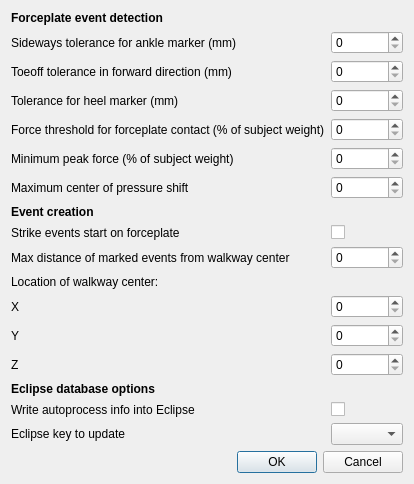
Before: the Qt Designer form nexus_scripts/autoproc_dialog.ui in NCH-Motion-Laboratory/gaitutils, drawn with Qt 5.
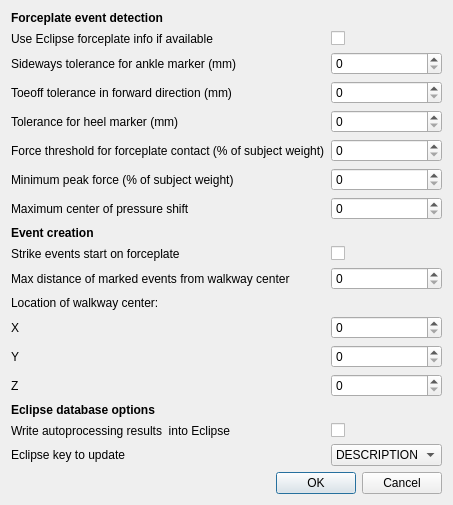
After: the same form once the commit is applied.

```diff
--- a/nexus_scripts/autoproc_dialog.ui
+++ b/nexus_scripts/autoproc_dialog.ui
@@ -6,8 +6,8 @@
    <rect>
     <x>0</x>
     <y>0</y>
-    <width>386</width>
-    <height>421</height>
+    <width>413</width>
+    <height>492</height>
    </rect>
   </property>
   <property name="windowTitle">
@@ -65,67 +65,67 @@
        </property>
       </widget>
      </item>
-     <item row="1" column="0">
+     <item row="2" column="0">
       <widget class="QLabel" name="label">
        <property name="text">
         <string>Sideways tolerance for ankle marker (mm)</string>
        </property>
       </widget>
      </item>
-     <item row="1" column="1">
+     <item row="2" column="1">
       <widget class="QSpinBox" name="spinBox"/>
      </item>
-     <item row="2" column="0">
+     <item row="3" column="0">
       <widget class="QLabel" name="label_7">
        <property name="text">
         <string>Toeoff tolerance in forward direction (mm)</string>
        </property>
       </widget>
      </item>
-     <item row="2" column="1">
+     <item row="3" column="1">
       <widget class="QSpinBox" name="spinBox_7"/>
      </item>
-     <item row="3" column="0">
+     <item row="4" column="0">
       <widget class="QLabel" name="label_9">
        <property name="text">
         <string>Tolerance for heel marker (mm)</string>
        </property>
       </widget>
      </item>
-     <item row="3" column="1">
+     <item row="4" column="1">
       <widget class="QSpinBox" name="spinBox_6"/>
      </item>
-     <item row="4" column="0">
+     <item row="5" column="0">
       <widget class="QLabel" name="label_4">
        <property name="text">
         <string>Force threshold for forceplate contact (% of subject weight)</string>
        </property>
       </widget>
      </item>
-     <item row="4" column="1">
+     <item row="5" column="1">
       <widget class="QSpinBox" name="spinBox_5"/>
      </item>
-     <item row="5" column="0">
+     <item row="6" column="0">
       <widget class="QLabel" name="label_5">
        <property name="text">
         <string>Minimum peak force (% of subject weight)</string>
        </property>
       </widget>
      </item>
-     <item row="5" column="1">
+     <item row="6" column="1">
       <widget class="QSpinBox" name="spinBox_4"/>
      </item>
-     <item row="6" column="0">
+     <item row="7" column="0">
       <widget class="QLabel" name="label_8">
        <property name="text">
         <string>Maximum center of pressure shift</string>
        </property>
       </widget>
      </item>
-     <item row="6" column="1">
+     <item row="7" column="1">
       <widget class="QSpinBox" name="spinBox_3"/>
      </item>
-     <item row="7" column="0">
+     <item row="8" column="0">
       <widget class="QLabel" name="label_10">
        <property name="font">
         <font>
@@ -138,61 +138,61 @@
        </property>
       </widget>
      </item>
-     <item row="8" column="0">
+     <item row="9" column="0">
       <widget class="QLabel" name="label_6">
        <property name="text">
         <string>Strike events start on forceplate</string>
        </property>
       </widget>
      </item>
-     <item row="8" column="1">
+     <item row="9" column="1">
       <widget class="QCheckBox" name="checkBox">
        <property name="text">
         <string/>
        </property>
       </widget>
      </item>
-     <item row="9" column="0">
+     <item row="10" column="0">
       <widget class="QLabel" name="label_2">
        <property name="text">
         <string>Max distance of marked events from walkway center</string>
        </property>
       </widget>
      </item>
-     <item row="9" column="1">
+     <item row="10" column="1">
       <widget class="QSpinBox" name="spinBox_2"/>
      </item>
-     <item row="14" column="0">
+     <item row="15" column="0">
       <widget class="QLabel" name="label_15">
        <property name="text">
         <string>X</string>
        </property>
       </widget>
      </item>
-     <item row="14" column="1">
+     <item row="15" column="1">
       <widget class="QSpinBox" name="spinBox_8"/>
      </item>
-     <item row="15" column="0">
+     <item row="16" column="0">
       <widget class="QLabel" name="label_16">
        <property name="text">
         <string>Y</string>
        </property>
       </widget>
      </item>
-     <item row="15" column="1">
+     <item row="16" column="1">
       <widget class="QSpinBox" name="spinBox_9"/>
      </item>
-     <item row="16" column="0">
+     <item row="17" column="0">
       <widget class="QLabel" name="label_17">
        <property name="text">
         <string>Z</string>
        </property>
       </widget>
      </item>
-     <item row="16" column="1">
+     <item row="17" column="1">
       <widget class="QSpinBox" name="spinBox_10"/>
      </item>
-     <item row="17" column="0">
+     <item row="18" column="0">
       <widget class="QLabel" name="label_11">
        <property name="font">
         <font>
@@ -205,37 +205,62 @@
        </property>
       </widget>
      </item>
-     <item row="18" column="0">
+     <item row="19" column="0">
       <widget class="QLabel" name="label_13">
        <property name="text">
-        <string>Write autoprocess info into Eclipse</string>
+        <string>Write autoprocessing results  into Eclipse</string>
        </property>
       </widget>
      </item>
-     <item row="18" column="1">
+     <item row="19" column="1">
       <widget class="QCheckBox" name="checkBox_2">
        <property name="text">
         <string/>
        </property>
       </widget>
      </item>
-     <item row="19" column="0">
+     <item row="20" column="0">
       <widget class="QLabel" name="label_12">
        <property name="text">
         <string>Eclipse key to update</string>
        </property>
       </widget>
      </item>
-     <item row="19" column="1">
-      <widget class="QComboBox" name="comboBox"/>
+     <item row="20" column="1">
+      <widget class="QComboBox" name="comboBox">
+       <item>
+        <property name="text">
+         <string>DESCRIPTION</string>
+        </property>
+       </item>
+       <item>
+        <property name="text">
+         <string>NOTES</string>
+        </property>
+       </item>
+      </widget>
      </item>
-     <item row="13" column="0">
+     <item row="14" column="0">
       <widget class="QLabel" name="label_18">
        <property name="text">
         <string>Location of walkway center:</string>
        </property>
       </widget>
      </item>
+     <item row="1" column="0">
+      <widget class="QLabel" name="label_14">
+       <property name="text">
+        <string>Use Eclipse forceplate info if available</string>
+       </property>
+      </widget>
+     </item>
+     <item row="1" column="1">
+      <widget class="QCheckBox" name="checkBox_3">
+       <property name="text">
+        <string/>
+       </property>
+      </widget>
+     </item>
     </layout>
    </item>
   </layout>
```
